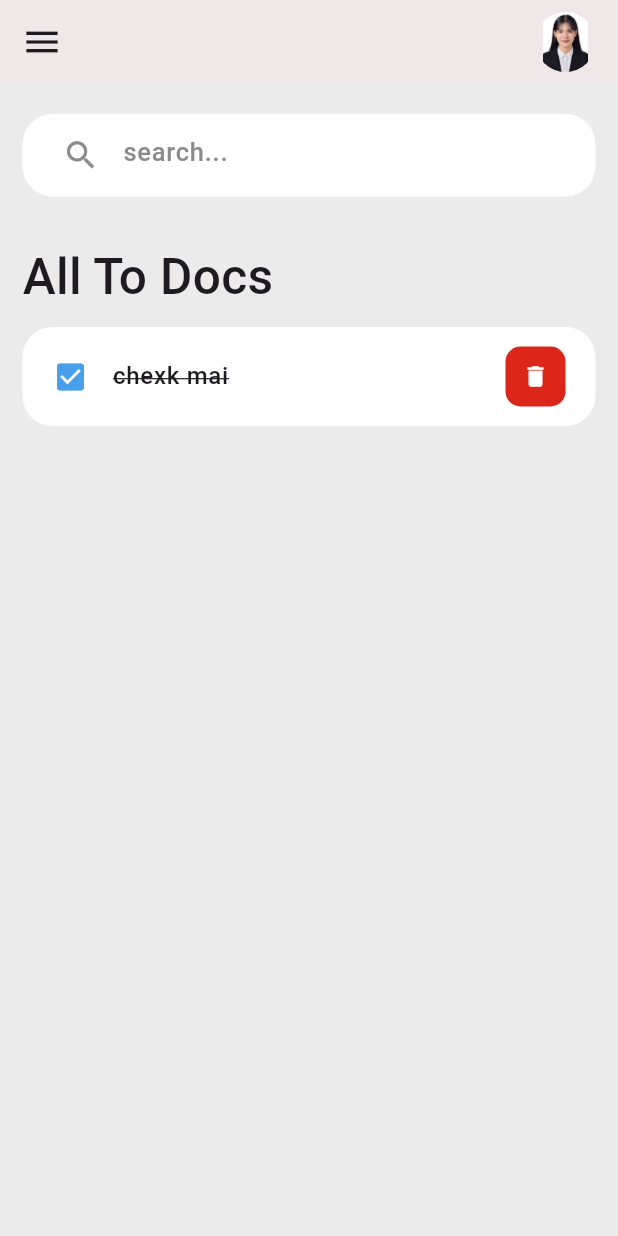
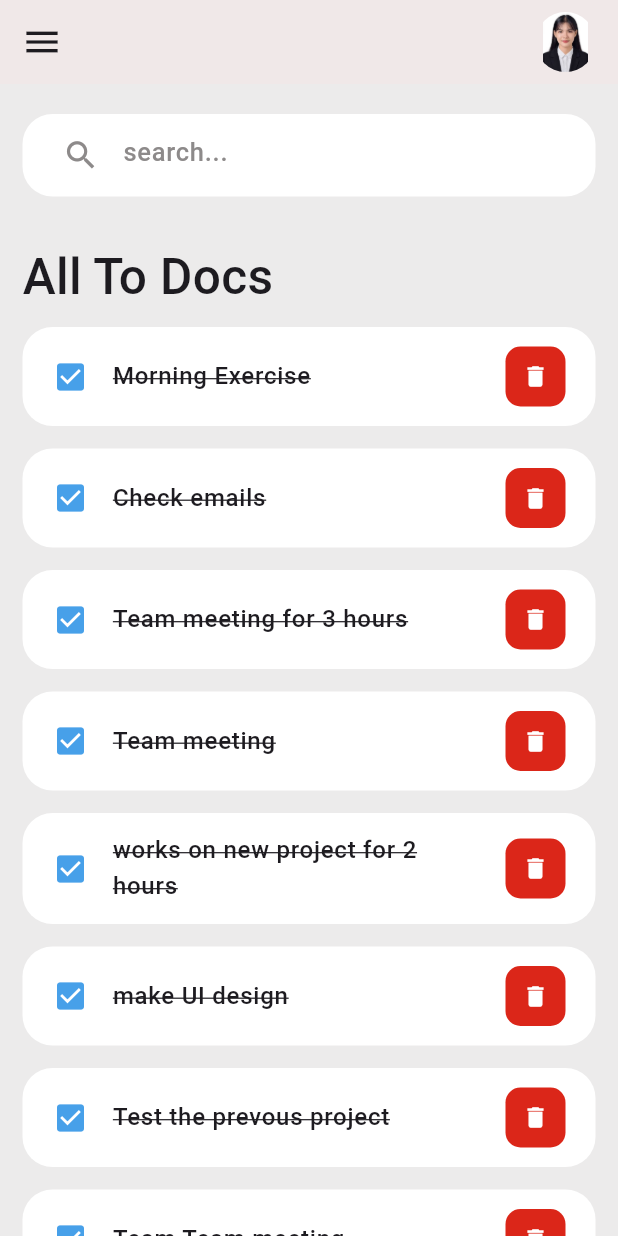
Before and after one commit to jsmaxo/todo-app, a Flutter app: the screen it shows after launch, on a phone screen of 412 x 824 dp. Run offline on Flutter 3.47's test engine with Material 3 defaults, Android fonts, the phone set to English and light mode, and no system bars.

Commit message:
add items and display on the home page

```diff
--- a/lib/model/todo_list.dart
+++ b/lib/model/todo_list.dart
@@ -9,38 +9,14 @@ class ToDo {
     return [
       ToDo(id: '01', todoText: 'Morning Exercise', isDone: true),
       ToDo(id: '02', todoText: 'Check emails', isDone: true),
-      ToDo(
-        id: '03',
-        todoText: '',
-      ),
-      ToDo(
-        id: '04',
-        todoText: 'Team meeting',
-      ),
-      ToDo(
-        id: '05',
-        todoText: 'works on new project for 2 hours',
-      ),
-      ToDo(
-        id: '06',
-        todoText: 'make UI design',
-      ),
-      ToDo(
-        id: '07',
-        todoText: 'Test the prevous project',
-      ),
-      ToDo(
-        id: '08',
-        todoText: 'Team Team meeting',
-      ),
-      ToDo(
-        id: '09',
-        todoText: 'Have a party',
-      ),
-      ToDo(
-        id: '10',
-        todoText: 'assign task for developers',
-      ),
+      ToDo(id: '03', todoText: 'Team meeting for 3 hours'),
+      ToDo(id: '04', todoText: 'Team meeting'),
+      ToDo(id: '05', todoText: 'works on new project for 2 hours'),
+      ToDo(id: '06', todoText: 'make UI design'),
+      ToDo(id: '07', todoText: 'Test the prevous project'),
+      ToDo(id: '08', todoText: 'Team Team meeting'),
+      ToDo(id: '09', todoText: 'Have a party'),
+      ToDo(id: '10', todoText: 'assign task for developers'),
     ];
   }
 }
--- a/lib/pages/home_page.dart
+++ b/lib/pages/home_page.dart
@@ -5,9 +5,9 @@ import 'package:to_do_app/widgets/search_box.dart';
 import 'package:to_do_app/widgets/to_do_item.dart';
 
 class HomePage extends StatelessWidget {
- HomePage({super.key});
+  HomePage({super.key});
 
-  final todosList = Todo.;
+  final todosList = ToDo.todoList();
 
   @override
   Widget build(BuildContext context) {
@@ -35,30 +35,33 @@ class HomePage extends StatelessWidget {
           ),
         ],
       ),
-      body: const SingleChildScrollView(
+      body: SingleChildScrollView(
         child: Padding(
-          padding: EdgeInsets.symmetric(
+          padding: const EdgeInsets.symmetric(
             vertical: 20,
             horizontal: 15,
           ),
           child: Column(
             crossAxisAlignment: CrossAxisAlignment.start,
             children: [
-              SearchBox(),
-              SizedBox(
+              const SearchBox(),
+              const SizedBox(
                 height: 30,
               ),
-              Text(
+              const Text(
                 "All To Docs",
                 style: TextStyle(
                   fontSize: 33,
                   fontWeight: FontWeight.w500,
                 ),
               ),
-              SizedBox(
+              const SizedBox(
                 height: 10,
               ),
-              ToDoItem(),
+              for (ToDo todo in todosList)
+                ToDoItem(
+                  todos: todo,
+                ),
             ],
           ),
         ),
--- a/lib/widgets/to_do_item.dart
+++ b/lib/widgets/to_do_item.dart
@@ -1,8 +1,10 @@
 import 'package:flutter/material.dart';
+import 'package:to_do_app/model/todo_list.dart';
 import 'package:to_do_app/utils/colors.dart';
 
 class ToDoItem extends StatelessWidget {
-  const ToDoItem({super.key});
+  final ToDo todos;
+  const ToDoItem({super.key, required this.todos});
 
   @override
   Widget build(BuildContext context) {
@@ -25,7 +27,7 @@ class ToDoItem extends StatelessWidget {
           color: tBlue,
         ),
         title: Text(
-          "chexk mai",
+          todos.todoText!,
           style: TextStyle(
             fontSize: 16,
             fontWeight: FontWeight.w500,
```
